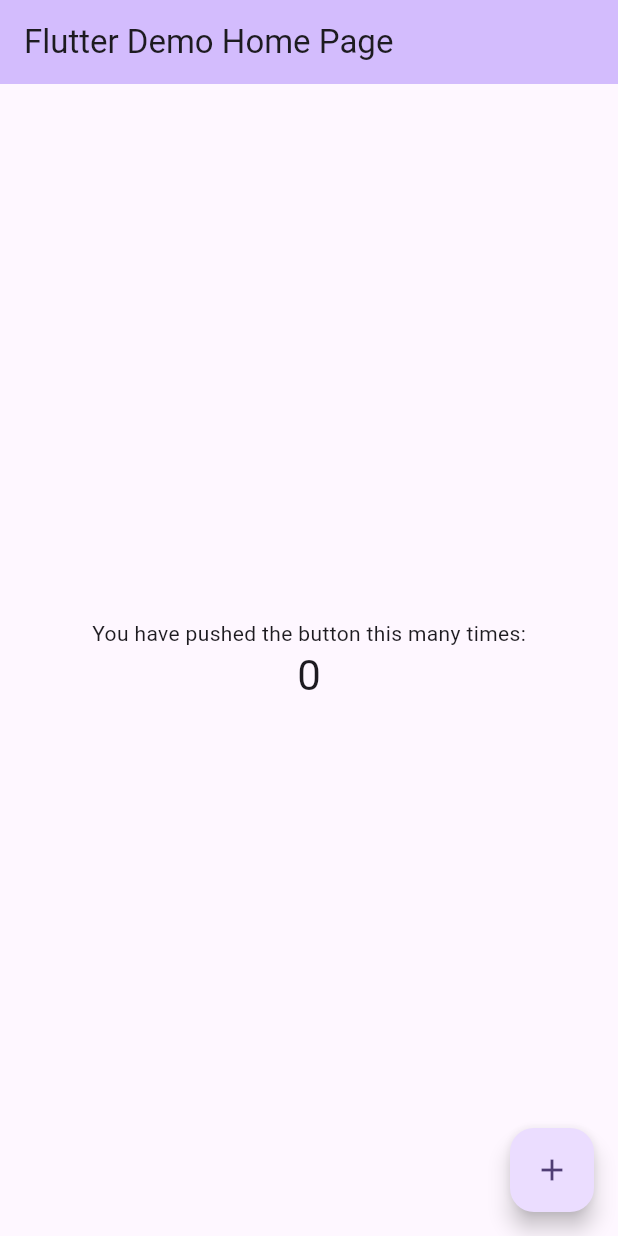
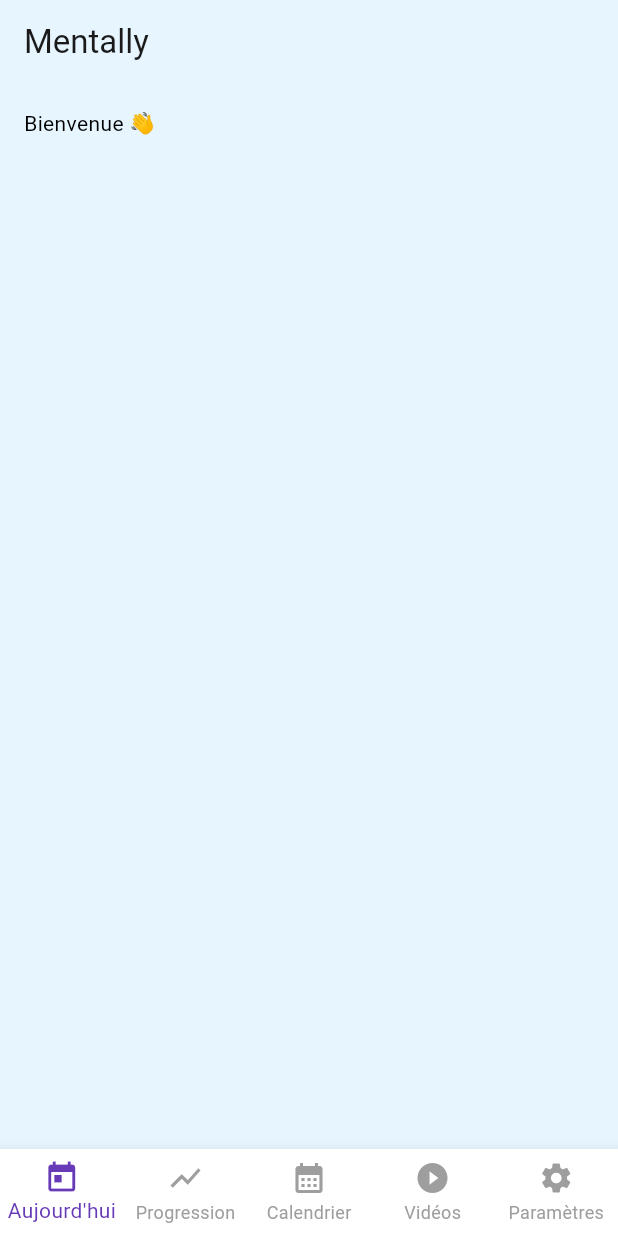
Before and after one commit to SamiaOuchallal/mentally, a Flutter app: the screen it shows after launch, on a phone screen of 412 x 824 dp. Run offline on Flutter 3.47's test engine with Material 3 defaults, Android fonts, the phone set to English and light mode, and no system bars.

Commit message:
création des pages et du design

```diff
--- /dev/null
+++ b/lib/features/home/home_page.dart
@@ -0,0 +1,39 @@
+import 'package:flutter/material.dart';
+import '../../../../widgets/app_scaffold.dart';
+import '../../../../widgets/app_button.dart';
+import '../../../../theme/app_typo.dart';
+
+class HomePage extends StatelessWidget {
+  const HomePage({super.key});
+
+  @override
+  Widget build(BuildContext context) {
+    return AppScaffold(
+      title: "Mentally",
+      currentIndex: 0, // onglet sélectionné
+      onTabSelected: (index) {
+        switch (index) {
+          case 0:
+            Navigator.pushReplacementNamed(context, '/');
+            break;
+          case 1:
+            Navigator.pushReplacementNamed(context, '/progress');
+            break;
+          case 2:
+            Navigator.pushReplacementNamed(context, '/calendar');
+            break;
+          case 3:
+            Navigator.pushReplacementNamed(context, '/videos');
+            break;
+          case 4:
+            Navigator.pushReplacementNamed(context, '/settings');
+            break;
+        }
+      },
+      body: Column(
+        crossAxisAlignment: CrossAxisAlignment.start,
+        children: [Text("Bienvenue 👋")],
+      ),
+    );
+  }
+}
--- a/lib/main.dart
+++ b/lib/main.dart
@@ -1,122 +1,22 @@
 import 'package:flutter/material.dart';
+import 'theme/app_theme.dart';
+import 'router/app_router.dart';
 
 void main() {
-  runApp(const MyApp());
+  runApp(const MentallyApp());
 }
 
-class MyApp extends StatelessWidget {
-  const MyApp({super.key});
+class MentallyApp extends StatelessWidget {
+  const MentallyApp({super.key});
 
-  // This widget is the root of your application.
   @override
   Widget build(BuildContext context) {
     return MaterialApp(
-      title: 'Flutter Demo',
-      theme: ThemeData(
-        // This is the theme of your application.
-        //
-        // TRY THIS: Try running your application with "flutter run". You'll see
-        // the application has a purple toolbar. Then, without quitting the app,
-        // try changing the seedColor in the colorScheme below to Colors.green
-        // and then invoke "hot reload" (save your changes or press the "hot
-        // reload" button in a Flutter-supported IDE, or press "r" if you used
-        // the command line to start the app).
-        //
-        // Notice that the counter didn't reset back to zero; the application
-        // state is not lost during the reload. To reset the state, use hot
-        // restart instead.
-        //
-        // This works for code too, not just values: Most code changes can be
-        // tested with just a hot reload.
-        colorScheme: .fromSeed(seedColor: Colors.deepPurple),
-      ),
-      home: const MyHomePage(title: 'Flutter Demo Home Page'),
+      title: 'Mentally',
+      debugShowCheckedModeBanner: false,
+      theme: AppTheme.light,
+      onGenerateRoute: AppRouter.generate,
+      initialRoute: '/',
     );
   }
 }
-
-class MyHomePage extends StatefulWidget {
-  const MyHomePage({super.key, required this.title});
-
-  // This widget is the home page of your application. It is stateful, meaning
-  // that it has a State object (defined below) that contains fields that affect
-  // how it looks.
-
-  // This class is the configuration for the state. It holds the values (in this
-  // case the title) provided by the parent (in this case the App widget) and
-  // used by the build method of the State. Fields in a Widget subclass are
-  // always marked "final".
-
-  final String title;
-
-  @override
-  State<MyHomePage> createState() => _MyHomePageState();
-}
-
-class _MyHomePageState extends State<MyHomePage> {
-  int _counter = 0;
-
-  void _incrementCounter() {
-    setState(() {
-      // This call to setState tells the Flutter framework that something has
-      // changed in this State, which causes it to rerun the build method below
-      // so that the display can reflect the updated values. If we changed
-      // _counter without calling setState(), then the build method would not be
-      // called again, and so nothing would appear to happen.
-      _counter++;
-    });
-  }
-
-  @override
-  Widget build(BuildContext context) {
-    // This method is rerun every time setState is called, for instance as done
-    // by the _incrementCounter method above.
-    //
-    // The Flutter framework has been optimized to make rerunning build methods
-    // fast, so that you can just rebuild anything that needs updating rather
-    // than having to individually change instances of widgets.
-    return Scaffold(
-      appBar: AppBar(
-        // TRY THIS: Try changing the color here to a specific color (to
-        // Colors.amber, perhaps?) and trigger a hot reload to see the AppBar
-        // change color while the other colors stay the same.
-        backgroundColor: Theme.of(context).colorScheme.inversePrimary,
-        // Here we take the value from the MyHomePage object that was created by
-        // the App.build method, and use it to set our appbar title.
-        title: Text(widget.title),
-      ),
-      body: Center(
-        // Center is a layout widget. It takes a single child and positions it
-        // in the middle of the parent.
-        child: Column(
-          // Column is also a layout widget. It takes a list of children and
-          // arranges them vertically. By default, it sizes itself to fit its
-          // children horizontally, and tries to be as tall as its parent.
-          //
-          // Column has various properties to control how it sizes itself and
-          // how it positions its children. Here we use mainAxisAlignment to
-          // center the children vertically; the main axis here is the vertical
-          // axis because Columns are vertical (the cross axis would be
-          // horizontal).
-          //
-          // TRY THIS: Invoke "debug painting" (choose the "Toggle Debug Paint"
-          // action in the IDE, or press "p" in the console), to see the
-          // wireframe for each widget.
-          mainAxisAlignment: .center,
-          children: [
-            const Text('You have pushed the button this many times:'),
-            Text(
-              '$_counter',
-              style: Theme.of(context).textTheme.headlineMedium,
-            ),
-          ],
-        ),
-      ),
-      floatingActionButton: FloatingActionButton(
-        onPressed: _incrementCounter,
-        tooltip: 'Increment',
-        child: const Icon(Icons.add),
-      ),
-    );
-  }
-}
--- /dev/null
+++ b/lib/router/app_router.dart
@@ -0,0 +1,25 @@
+import 'package:flutter/material.dart';
+import '../features/home/home_page.dart';
+import '../features/calendar/calendar_page.dart';
+import '../features/progress/progress_page.dart';
+import '../features/settings/settings_page.dart';
+import '../features/videos/videos_page.dart';
+
+class AppRouter {
+  static Route<dynamic> generate(RouteSettings settings) {
+    switch (settings.name) {
+      case '/':
+        return MaterialPageRoute(builder: (_) => const HomePage());
+      case '/progress':
+        return MaterialPageRoute(builder: (_) => const ProgressPage());
+      case '/calendar':
+        return MaterialPageRoute(builder: (_) => const CalendarPage());
+      case '/videos':
+        return MaterialPageRoute(builder: (_) => const VideosPage());
+      case '/settings':
+        return MaterialPageRoute(builder: (_) => const SettingsPage());
+      default:
+        return MaterialPageRoute(builder: (_) => const HomePage());
+    }
+  }
+}
--- /dev/null
+++ b/lib/theme/app_colors.dart
@@ -0,0 +1,12 @@
+import 'package:flutter/material.dart';
+
+class AppColors {
+  static const primary = Color(0xFF6C63FF);
+  static const secondary = Color(0xFF00C2A8);
+
+  static const background = Color(0xFFE7F5FF);
+  static const surface = Colors.white;
+
+  static const textDark = Color(0xFF1A1A1A);
+  static const textLight = Color(0xFF6F6F6F);
+}
--- /dev/null
+++ b/lib/theme/app_theme.dart
@@ -0,0 +1,19 @@
+import 'package:flutter/material.dart';
+import 'app_colors.dart';
+
+class AppTheme {
+  static ThemeData light = ThemeData(
+    brightness: Brightness.light,
+    scaffoldBackgroundColor: AppColors.background,
+    primaryColor: AppColors.primary,
+    colorScheme: const ColorScheme.light(
+      primary: AppColors.primary,
+      secondary: AppColors.secondary,
+    ),
+    appBarTheme: const AppBarTheme(
+      backgroundColor: Colors.transparent,
+      elevation: 0,
+      foregroundColor: AppColors.textDark,
+    ),
+  );
+}
--- /dev/null
+++ b/lib/widgets/app_scaffold.dart
@@ -0,0 +1,53 @@
+import 'package:flutter/material.dart';
+
+class AppScaffold extends StatelessWidget {
+  final String title;
+  final Widget body;
+  final int currentIndex;
+  final Function(int) onTabSelected;
+
+  const AppScaffold({
+    super.key,
+    required this.title,
+    required this.body,
+    required this.currentIndex,
+    required this.onTabSelected,
+  });
+
+  @override
+  Widget build(BuildContext context) {
+    return Scaffold(
+      appBar: AppBar(title: Text(title)),
+      body: Padding(padding: const EdgeInsets.all(16), child: body),
+      bottomNavigationBar: BottomNavigationBar(
+        currentIndex: currentIndex,
+        onTap: onTabSelected,
+        type: BottomNavigationBarType.fixed,
+        selectedItemColor: Colors.deepPurple,
+        unselectedItemColor: Colors.grey,
+        items: const [
+          BottomNavigationBarItem(
+            icon: Icon(Icons.today),
+            label: "Aujourd'hui",
+          ),
+          BottomNavigationBarItem(
+            icon: Icon(Icons.show_chart),
+            label: "Progression",
+          ),
+          BottomNavigationBarItem(
+            icon: Icon(Icons.calendar_month),
+            label: "Calendrier",
+          ),
+          BottomNavigationBarItem(
+            icon: Icon(Icons.play_circle_fill),
+            label: "Vidéos",
+          ),
+          BottomNavigationBarItem(
+            icon: Icon(Icons.settings),
+            label: "Paramètres",
+          ),
+        ],
+      ),
+    );
+  }
+}
```
Also changed, not shown: lib/features/calendar/calendar_page.dart (added, +33 -0 lines), lib/features/progress/progress_page.dart (added, +33 -0 lines), lib/features/settings/settings_page.dart (added, +33 -0 lines), lib/features/videos/videos_page.dart (added, +33 -0 lines), lib/theme/app_typo.dart (added, +18 -0 lines), lib/widgets/app_button.dart (added, +28 -0 lines), lib/widgets/app_card.dart (added, +27 -0 lines), lib/widgets/app_input.dart (added, +25 -0 lines).
